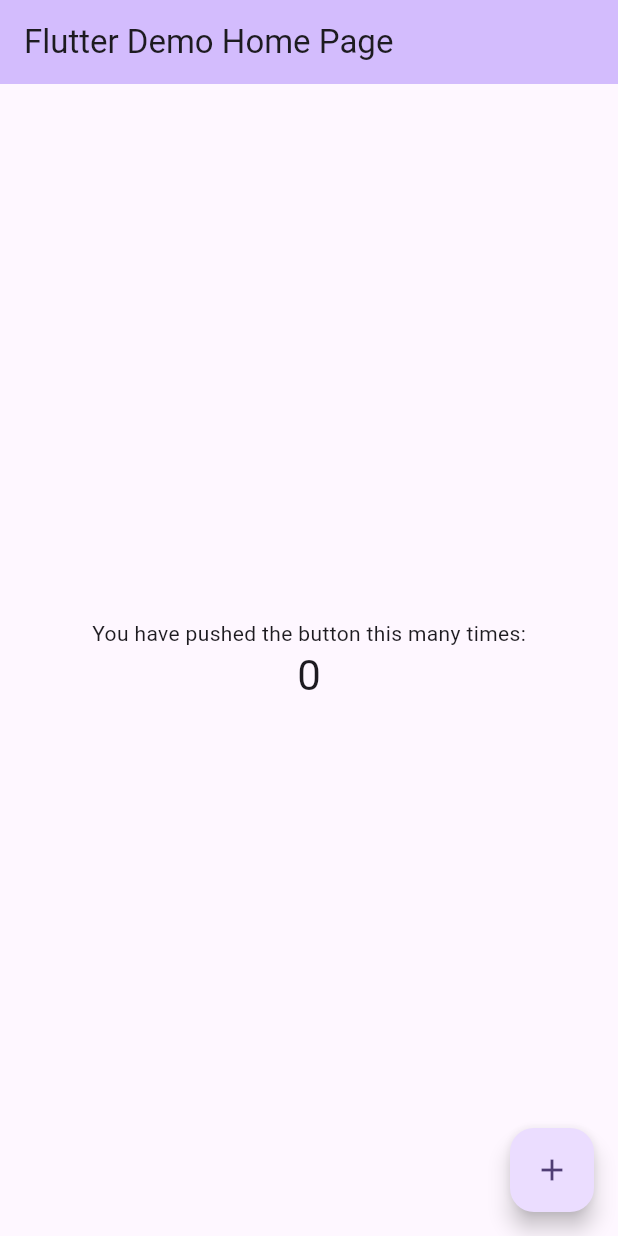
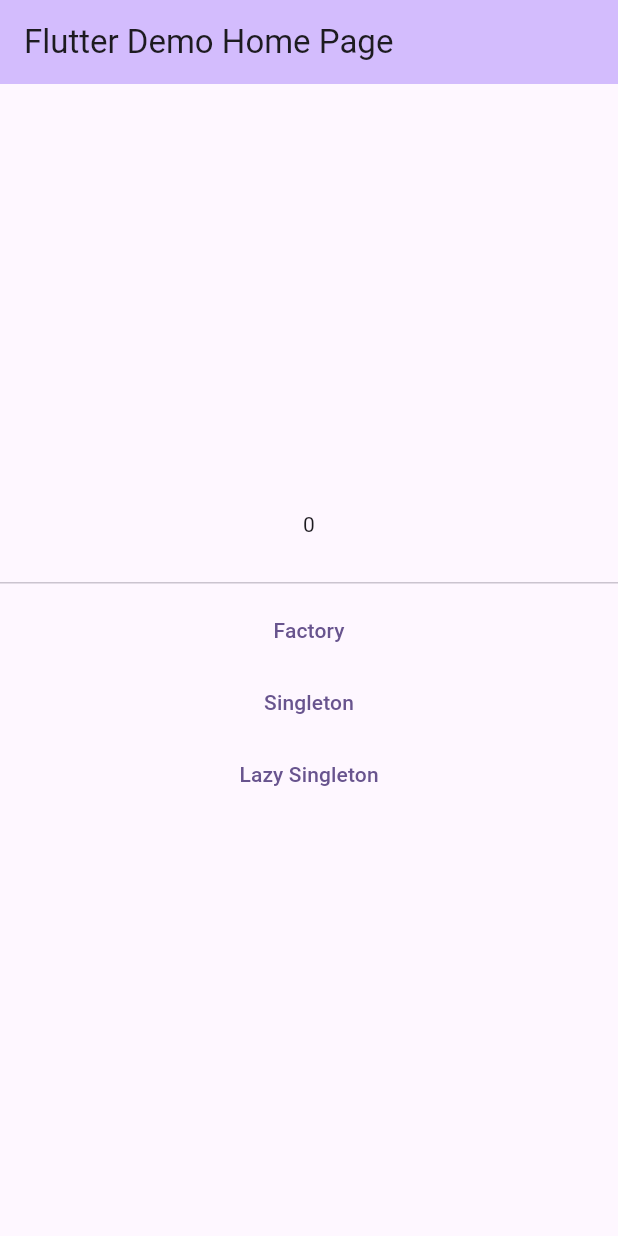
Before and after one commit to 2DevGs/get_it_injectable_example, a Flutter app: the screen it shows after launch, on a phone screen of 412 x 824 dp. Run offline on Flutter 3.47's test engine with Material 3 defaults, Android fonts, the phone set to English and light mode, and no system bars; our stand-ins replace get_it, injectable.

Commit message:
Get It and Injectable, main concepts.
This project is just to see and review the basic concepts of Get It and Injectable working together.

```diff
--- /dev/null
+++ b/lib/app/models/random_factory_model.dart
@@ -0,0 +1,17 @@
+
+import 'dart:math';
+import 'package:injectable/injectable.dart';
+
+@injectable
+class RandomFactoryModel {
+
+  int id;
+  String name;
+
+  RandomFactoryModel()
+      : id = Random().nextInt(1000),
+        name = 'Gustavo Dias Factory' {
+    print('$name: id: $id');
+  }
+
+}
--- /dev/null
+++ b/lib/app/models/random_lazy_singleton_model.dart
@@ -0,0 +1,17 @@
+
+import 'dart:math';
+import 'package:injectable/injectable.dart';
+
+@lazySingleton
+class RandomLazySingletonModel {
+
+  int id;
+  String name;
+
+  RandomLazySingletonModel()
+      : id = Random().nextInt(1000),
+        name = 'Gustavo Dias LazySingleton' {
+    print('$name: id: $id');
+  }
+
+}
--- /dev/null
+++ b/lib/app/models/random_singleton_model.dart
@@ -0,0 +1,17 @@
+
+import 'dart:math';
+import 'package:injectable/injectable.dart';
+
+@singleton
+class RandomSingletonModel {
+
+  int id;
+  String name;
+
+  RandomSingletonModel()
+      : id = Random().nextInt(1000),
+        name = 'Gustavo Dias Singleton' {
+    print('$name: id: $id');
+  }
+
+}
--- a/lib/main.dart
+++ b/lib/main.dart
@@ -1,33 +1,21 @@
 import 'package:flutter/material.dart';
+import 'package:get_it/get_it.dart';
 
+import 'app/core/service_locator.dart';
+import 'app/models/random_factory_model.dart';
+import 'app/models/random_lazy_singleton_model.dart';
+import 'app/models/random_singleton_model.dart';
 void main() {
+  configureDependencies();
   runApp(const MyApp());
 }
-
 class MyApp extends StatelessWidget {
   const MyApp({super.key});
-
-  // This widget is the root of your application.
   @override
   Widget build(BuildContext context) {
     return MaterialApp(
       title: 'Flutter Demo',
       theme: ThemeData(
-        // This is the theme of your application.
-        //
-        // TRY THIS: Try running your application with "flutter run". You'll see
-        // the application has a purple toolbar. Then, without quitting the app,
-        // try changing the seedColor in the colorScheme below to Colors.green
-        // and then invoke "hot reload" (save your changes or press the "hot
-        // reload" button in a Flutter-supported IDE, or press "r" if you used
-        // the command line to start the app).
-        //
-        // Notice that the counter didn't reset back to zero; the application
-        // state is not lost during the reload. To reset the state, use hot
-        // restart instead.
-        //
-        // This works for code too, not just values: Most code changes can be
-        // tested with just a hot reload.
         colorScheme: ColorScheme.fromSeed(seedColor: Colors.deepPurple),
         useMaterial3: true,
       ),
@@ -35,91 +23,64 @@ class MyApp extends StatelessWidget {
     );
   }
 }
-
 class MyHomePage extends StatefulWidget {
   const MyHomePage({super.key, required this.title});
-
-  // This widget is the home page of your application. It is stateful, meaning
-  // that it has a State object (defined below) that contains fields that affect
-  // how it looks.
-
-  // This class is the configuration for the state. It holds the values (in this
-  // case the title) provided by the parent (in this case the App widget) and
-  // used by the build method of the State. Fields in a Widget subclass are
-  // always marked "final".
-
   final String title;
-
   @override
   State<MyHomePage> createState() => _MyHomePageState();
 }
+class _MyHomePageState extends State<MyHomePage> {
 
-class _MyHomePageState extends State<MyHomePage> {
-  int _counter = 0;
-
-  void _incrementCounter() {
-    setState(() {
-      // This call to setState tells the Flutter framework that something has
-      // changed in this State, which causes it to rerun the build method below
-      // so that the display can reflect the updated values. If we changed
-      // _counter without calling setState(), then the build method would not be
-      // called again, and so nothing would appear to happen.
-      _counter++;
-    });
-  }
+  int id = 0;
+  String name = '';
 
   @override
   Widget build(BuildContext context) {
-    // This method is rerun every time setState is called, for instance as done
-    // by the _incrementCounter method above.
-    //
-    // The Flutter framework has been optimized to make rerunning build methods
-    // fast, so that you can just rebuild anything that needs updating rather
-    // than having to individually change instances of widgets.
     return Scaffold(
       appBar: AppBar(
-        // TRY THIS: Try changing the color here to a specific color (to
-        // Colors.amber, perhaps?) and trigger a hot reload to see the AppBar
-        // change color while the other colors stay the same.
         backgroundColor: Theme.of(context).colorScheme.inversePrimary,
-        // Here we take the value from the MyHomePage object that was created by
-        // the App.build method, and use it to set our appbar title.
         title: Text(widget.title),
       ),
       body: Center(
-        // Center is a layout widget. It takes a single child and positions it
-        // in the middle of the parent.
         child: Column(
-          // Column is also a layout widget. It takes a list of children and
-          // arranges them vertically. By default, it sizes itself to fit its
-          // children horizontally, and tries to be as tall as its parent.
-          //
-          // Column has various properties to control how it sizes itself and
-          // how it positions its children. Here we use mainAxisAlignment to
-          // center the children vertically; the main axis here is the vertical
-          // axis because Columns are vertical (the cross axis would be
-          // horizontal).
-          //
-          // TRY THIS: Invoke "debug painting" (choose the "Toggle Debug Paint"
-          // action in the IDE, or press "p" in the console), to see the
-          // wireframe for each widget.
           mainAxisAlignment: MainAxisAlignment.center,
           children: <Widget>[
-            const Text(
-              'You have pushed the button this many times:',
+            Text('$id'),
+            Text(name),
+            const Divider(),
+            TextButton(
+              onPressed: () {
+                final instance = GetIt.I.get<RandomFactoryModel>();
+                setState(() {
+                  id = instance.id;
+                  name = instance.name;
+                });
+              },
+              child: const Text('Factory')
             ),
-            Text(
-              '$_counter',
-              style: Theme.of(context).textTheme.headlineMedium,
+            TextButton(
+              onPressed: () {
+                final instance = GetIt.I.get<RandomSingletonModel>();
+                setState(() {
+                  id = instance.id;
+                  name = instance.name;
+                });
+              },
+              child: const Text('Singleton')
+            ),
+            TextButton(
+              onPressed: () {
+                final instance = GetIt.I.get<RandomLazySingletonModel>();
+                setState(() {
+                  id = instance.id;
+                  name = instance.name;
+                });
+              },
+              child: const Text('Lazy Singleton')
             ),
           ],
         ),
       ),
-      floatingActionButton: FloatingActionButton(
-        onPressed: _incrementCounter,
-        tooltip: 'Increment',
-        child: const Icon(Icons.add),
-      ), // This trailing comma makes auto-formatting nicer for build methods.
     );
   }
 }
--- a/pubspec.yaml
+++ b/pubspec.yaml
@@ -30,6 +30,8 @@ environment:
 dependencies:
   flutter:
     sdk: flutter
+  get_it: ^8.0.3
+  injectable: ^2.5.0
 
 
   # The following adds the Cupertino Icons font to your application.
@@ -39,6 +41,8 @@ dependencies:
 dev_dependencies:
   flutter_test:
     sdk: flutter
+  injectable_generator: ^2.6.2
+  build_runner: ^2.4.13
 
   # The "flutter_lints" package below contains a set of recommended lints to
   # encourage good coding practices. The lint set provided by the package is
```
Also changed, not shown: lib/app/core/service_locator.dart (added, +28 -0 lines), lib/app/core/service_locator.config.dart (added), pubspec.lock.
